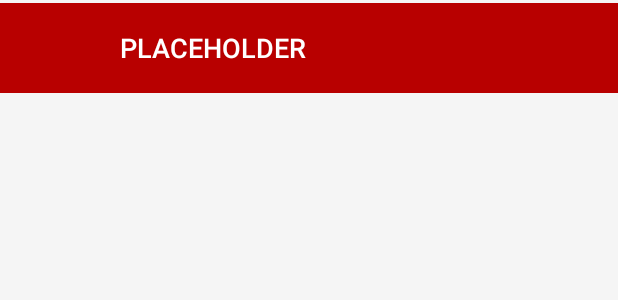
After one commit to ainookainen/Skindle, an Android app: the layout wrong_guess_row_item.xml on its own in the app's theme, with its tools: preview values and no code run, on a phone screen of 412 x 824 dp. The commit adds this screen. Shown: the top 300 px of the screen. Run offline under Robolectric (Android 15) with nearby library versions, the phone set to English and light mode, and no system bars; network calls fail.

Commit message:
Wrong guesses show up in a RecyclerView.

```diff
--- a/app/src/main/java/com/example/skindle/data/IRepositoryCallback.java
+++ b/app/src/main/java/com/example/skindle/data/IRepositoryCallback.java
@@ -1,6 +1,10 @@
 package com.example.skindle.data;
 
+import com.example.skindle.model.Champion;
+
+import java.util.ArrayList;
+
 public interface IRepositoryCallback {
-    <T> void onSuccess(T data);
+    <T> ArrayList<Champion> onSuccess(T data);
     void onError(Exception e);
 }
--- /dev/null
+++ b/app/src/main/res/layout/wrong_guess_row_item.xml
@@ -0,0 +1,22 @@
+<?xml version="1.0" encoding="utf-8"?>
+<LinearLayout xmlns:android="http://schemas.android.com/apk/res/android"
+    android:layout_width="match_parent"
+    android:layout_height="60dp"
+    android:orientation="horizontal"
+    android:layout_marginVertical="2dp"
+    android:background="?attr/colorTertiary">
+    <ImageView
+        android:id="@+id/IconImageView"
+        android:layout_width="60dp"
+        android:layout_height="60dp"/>
+    <TextView
+        android:id="@+id/NameTextView"
+        android:layout_width="wrap_content"
+        android:layout_height="wrap_content"
+        android:textColor="?attr/colorOnTertiary"
+        android:fontFamily="sans-serif-medium"
+        android:text="PLACEHOLDER"
+        android:layout_marginLeft="20dp"
+        android:textSize="18sp"
+        android:layout_gravity="center"/>
+</LinearLayout>
--- a/app/src/main/res/values-night/themes.xml
+++ b/app/src/main/res/values-night/themes.xml
@@ -12,5 +12,7 @@
         <item name="colorOnSurface">@color/platinum</item>
         <item name="popupMenuBackground">@color/oxford_blue</item>
         <item name="colorPrimaryContainer">@color/oxford_blue</item>
+        <item name="colorTertiary">@color/engineering_orange</item>
+        <item name="colorOnTertiary">@color/white</item>
     </style>
 </resources>
--- a/app/src/main/res/values/colors.xml
+++ b/app/src/main/res/values/colors.xml
@@ -6,5 +6,5 @@
     <color name="platinum">#FFE5E5E5</color>
     <color name="white">#FFFFFFFF</color>
     <color name="white_smoke">#FFF5F5F5</color>
-
+    <color name="engineering_orange">#B80000</color>
 </resources>
--- a/app/src/main/res/values/themes.xml
+++ b/app/src/main/res/values/themes.xml
@@ -12,5 +12,7 @@
         <item name="colorOnSurface">@color/black</item>
         <item name="popupMenuBackground">@color/oxford_blue</item>
         <item name="colorPrimaryContainer">@color/platinum</item>
+        <item name="colorTertiary">@color/engineering_orange</item>
+        <item name="colorOnTertiary">@color/white</item>
     </style>
 </resources>
```
Also changed, not shown: app/src/main/java/com/example/skindle/data/SplashArtRepository.java (+18 -0 lines), app/src/main/java/com/example/skindle/model/Champion.java (+7 -0 lines), app/src/main/java/com/example/skindle/service/GameService.java (+86 -8 lines), app/src/main/java/com/example/skindle/service/SplashArtService.java (+4 -12 lines), app/src/main/java/com/example/skindle/ui/MainActivity.java (+20 -12 lines), app/src/main/java/com/example/skindle/ui/SplashArtFragment.java (+68 -18 lines), app/src/main/java/com/example/skindle/util/WrongGuessAdapter.java (added, +78 -0 lines), app/src/main/res/layout/fragment_splash_art.xml (+9 -5 lines), app/src/main/res/menu/toolbar_menu.xml (+5 -5 lines).
